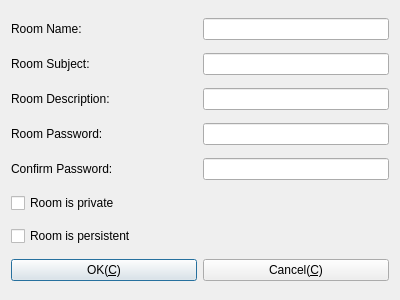
Qt form Widgets/FrmGroupChat/DlgCreateGroupChatRoom.ui (KangLin/RabbitIm) before a commit.
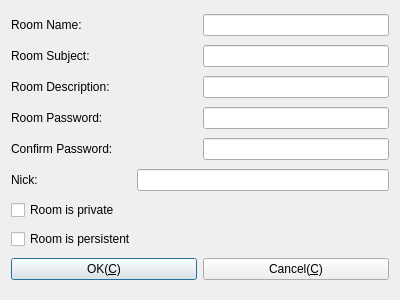
The same form after that commit. Icons and pictures are not drawn.

Diff of the .ui file:
```diff
--- a/Widgets/FrmGroupChat/DlgCreateGroupChatRoom.ui
+++ b/Widgets/FrmGroupChat/DlgCreateGroupChatRoom.ui
@@ -183,21 +183,47 @@
      </item>
     </layout>
    </item>
-   <item row="5" column="0">
+   <item row="5" column="0" colspan="2">
+    <layout class="QHBoxLayout" name="horizontalLayout_6">
+     <item>
+      <widget class="QLabel" name="label_6">
+       <property name="sizePolicy">
+        <sizepolicy hsizetype="Preferred" vsizetype="Preferred">
+         <horstretch>0</horstretch>
+         <verstretch>0</verstretch>
+        </sizepolicy>
+       </property>
+       <property name="minimumSize">
+        <size>
+         <width>120</width>
+         <height>0</height>
+        </size>
+       </property>
+       <property name="text">
+        <string>Nick:</string>
+       </property>
+      </widget>
+     </item>
+     <item>
+      <widget class="QLineEdit" name="txtNick"/>
+     </item>
+    </layout>
+   </item>
+   <item row="6" column="0">
     <widget class="QCheckBox" name="cbPrivated">
      <property name="text">
       <string>Room is private</string>
      </property>
     </widget>
    </item>
-   <item row="6" column="0">
+   <item row="7" column="0">
     <widget class="QCheckBox" name="cbProtracted">
      <property name="text">
       <string>Room is persistent</string>
      </property>
     </widget>
    </item>
-   <item row="7" column="0">
+   <item row="8" column="0">
     <widget class="QPushButton" name="pbOK">
      <property name="sizePolicy">
       <sizepolicy hsizetype="Preferred" vsizetype="Fixed">
@@ -214,7 +240,7 @@
      </property>
     </widget>
    </item>
-   <item row="7" column="1">
+   <item row="8" column="1">
     <widget class="QPushButton" name="pbCancel">
      <property name="sizePolicy">
       <sizepolicy hsizetype="Preferred" vsizetype="Fixed">
```
